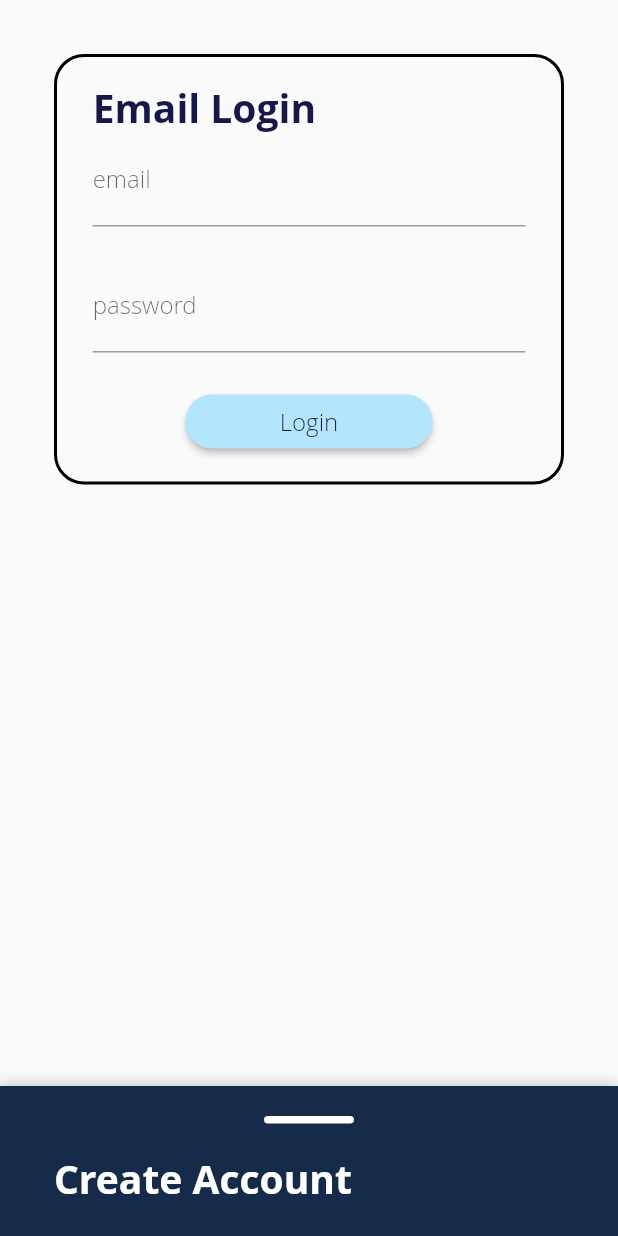
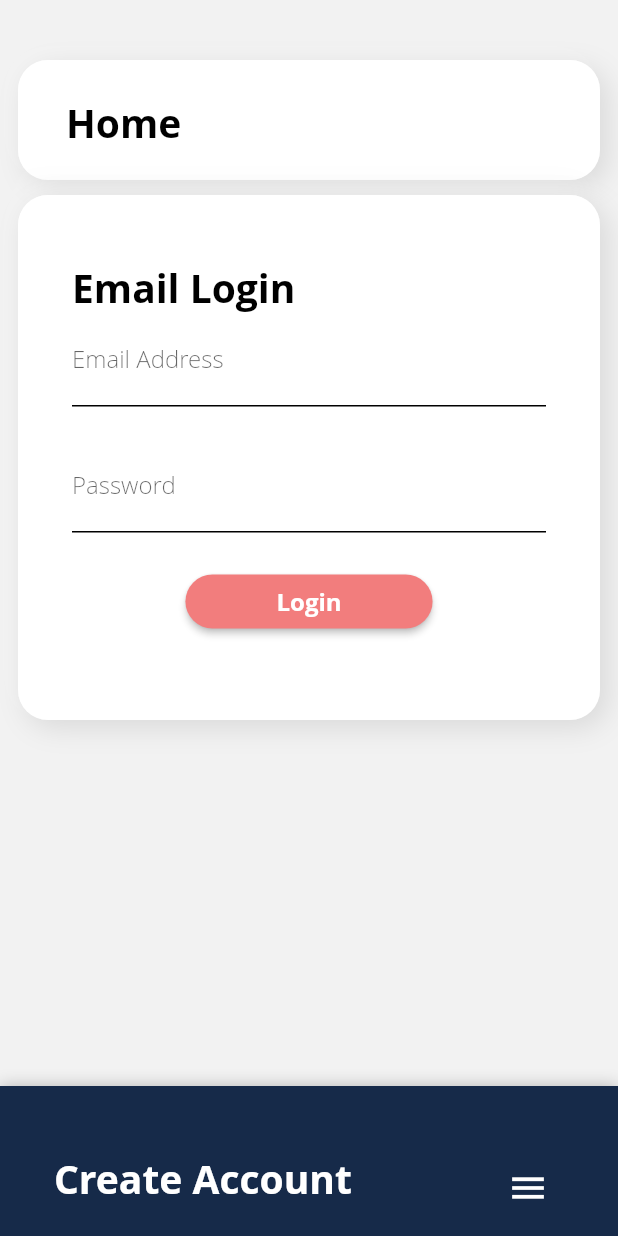
Before and after one commit to gmurr20/dubs_app, a Flutter app: the screen it shows after launch, on a phone screen of 412 x 824 dp. Run offline on Flutter 3.47's test engine with Material 2 defaults, Android fonts, the phone set to English and light mode, and no system bars; drawn by our look-alikes of sliding_up_panel; our stand-ins replace bloc, equatable, firebase_auth, flutter_bloc, flutter_svg; missing offline and left inert: adobe_xd; accounts and stored records are empty; Roboto replaces fonts that are missing (Open Sans).

Commit message:
modified the login page ui

```diff
--- a/lib/DesignSystem/colors.dart
+++ b/lib/DesignSystem/colors.dart
@@ -5,7 +5,7 @@ import 'package:flutter/material.dart';
 /// consists of solid colors, without transparency
 ///
 /// used for main solid colors
-const DarwinPrimaryDark = const Color(0xff161849);
+const DarwinPrimaryDark = const Color(0xff000000);
 const DarwinPrimary = const Color(0xff2026d2);
 const DarwinAccent = const Color(0xff62e1fc);
 const DarwinSecondary = const Color(0xfff34d77);
@@ -20,6 +20,7 @@ const DarwinDangerLight = const Color(0xfffce8e6);
 const DarwinWhite = const Color(0xffffffff);
 const DarwinGray = const Color(0xffc2c7cf);
 const DarwinBlack = const Color(0xff000000);
+const DarwinRed = const Color(0xffF27D7D);
 
 ///
 /// Alpha color system
--- a/lib/screen/login/login_form.dart
+++ b/lib/screen/login/login_form.dart
@@ -7,6 +7,7 @@ import 'package:flutter/cupertino.dart';
 import 'package:flutter/material.dart';
 import 'package:flutter_bloc/flutter_bloc.dart';
 import 'package:dubs_app/DesignSystem/texts.dart';
+import 'package:dubs_app/DesignSystem/colors.dart';
 import 'package:dubs_app/DesignSystem/dimensions.dart';
 
 class LoginForm extends StatefulWidget {
@@ -64,46 +65,51 @@ class _LoginFormState extends State<LoginForm> {
   }
 
   Widget _buildEmailForm(LoginState state) {
-    return Container(
+    return Stack(children: [
+      Container(
         width: _currentWidth(),
-      decoration: BoxDecoration(
-        borderRadius: BorderRadius.circular(20.0),
-        border: Border.all(
-          color: Colors.black,
-          width: 2,
-        ),
-      ),
+        decoration: BoxDecoration(),
         child: Column(
           children: [
             Container(
-            margin: EdgeInsets.only(top: 16),
-            width: _currentWidth() * .7,
+              alignment: Alignment.topLeft,
+              padding: spacer.top.xxs,
+              margin: spacer.left.none,
               child: Text(
                 "Email Login",
-              textAlign: TextAlign.left,
                 style: darkprimaryH1Bold,
               ),
             ),
             Container(
-              width: _currentWidth() * .7,
                 child: TextFormField(
                     style: darkprimaryPRegular,
                     decoration: InputDecoration(
-                    labelText: "email",
+                      labelText: "Email Address",
                       fillColor: Colors.white,
                       helperText: ' ',
                       errorText: _emailError(state),
+                      enabledBorder: UnderlineInputBorder(
+                        borderSide: BorderSide(color: Colors.black),
+                      ),
+                      focusedBorder: UnderlineInputBorder(
+                        borderSide: BorderSide(color: Colors.black),
+                      ),
                     ),
                     controller: _emailController)),
             Container(
-            width: _currentWidth() * 0.7,
               child: TextFormField(
                   style: darkprimaryPRegular,
                   decoration: InputDecoration(
-                  labelText: "password",
+                    labelText: "Password",
                     fillColor: Colors.white,
                     helperText: ' ',
                     errorText: _passwordError(state),
+                    enabledBorder: UnderlineInputBorder(
+                      borderSide: BorderSide(color: Colors.black),
+                    ),
+                    focusedBorder: UnderlineInputBorder(
+                      borderSide: BorderSide(color: Colors.black),
+                    ),
                   ),
                   controller: _passwordController,
                   obscureText: true),
@@ -115,15 +121,17 @@ class _LoginFormState extends State<LoginForm> {
                 shape: RoundedRectangleBorder(
                   borderRadius: BorderRadius.circular(20),
                 ),
-              color: Colors.lightBlue[100],
-              onPressed:
-                  (state is! LoginLoadingState ? _onLoginButtonPressed : null),
-              child: Text('Login', style: darkprimaryPRegular),
+                color: DarwinRed,
+                onPressed: (state is! LoginLoadingState
+                    ? _onLoginButtonPressed
+                    : null),
+                child: Text('Login', style: primaryPBold),
               ),
             ),
           ],
         ),
-    );
+      )
+    ]);
   }
 
   @override
--- a/lib/screen/login/login_page.dart
+++ b/lib/screen/login/login_page.dart
@@ -1,9 +1,11 @@
+import 'package:dubs_app/DesignSystem/texts.dart';
 import 'package:dubs_app/repository/user_repository.dart';
 import 'package:dubs_app/screen/login/login_form.dart';
 import 'package:flutter/material.dart';
 import 'package:flutter/widgets.dart';
 import 'package:sliding_up_panel/sliding_up_panel.dart';
 import 'package:dubs_app/DesignSystem/colors.dart';
+import 'package:dubs_app/DesignSystem/dimensions.dart';
 import 'new_user_form.dart';
 
 // comment to test shit
@@ -23,42 +25,95 @@ class _LoginPageState extends State<LoginPage> {
 
   @override
   Widget build(BuildContext context) {
-    return Scaffold(
+    return Stack(children: [
+      Scaffold(
+        backgroundColor: const Color(0xfff2f2f2),
         body: SlidingUpPanel(
             color: Color(0xFF162A49),
-      // TODO Brian: This broke the sliding feature
-      // backdropEnabled: true,
-      // backdropColor: DarwinWhite,
-      // backdropOpacity: .9,
-      // backdropTapClosesPanel: true,
-      // minHeight: 250,
-      // maxHeight: 250,
+            backdropEnabled: true,
+            backdropColor: DarwinWhite,
+            backdropOpacity: .9,
+            backdropTapClosesPanel: true,
+            minHeight: 100,
+            maxHeight: MediaQuery.of(context).size.height,
             panel: Container(
               child: NewUserForm(userRepository: _userRepository),
             ),
-      body: LoginForm(userRepository: _userRepository),
-      header: Container(
-        margin: EdgeInsets.only(top: 16),
-        width: MediaQuery.of(context).size.width,
-        child: Column(children: [
-          DecoratedBox(
-            decoration: BoxDecoration(),
-            child: Padding(
-              padding: EdgeInsets.all(4.0),
+            body: Stack(
+              children: [
+                Column(
+                  children: [
+                    //Header Modal
+                    Container(
+                      height: 80.0,
+                      margin: EdgeInsets.only(top: 40, left: 12, right: 12),
+                      decoration: BoxDecoration(
+                        borderRadius: BorderRadius.circular(20.0),
+                        color: const Color(0xffffffff),
+                        boxShadow: [
+                          BoxShadow(
+                              color: const Color(0xcbf4f4f4),
+                              offset: Offset(-5, -5),
+                              blurRadius: 15)
+                        ],
+                      ),
                       child: Container(
-                width: 60.0,
-                height: 5.0,
+                        padding:
+                            spacer.left.md + spacer.top.xs + spacer.bottom.xs,
+                        decoration: BoxDecoration(
+                          borderRadius: BorderRadius.circular(20.0),
+                          color: const Color(0xffffffff),
+                          boxShadow: [
+                            BoxShadow(
+                                color: const Color(0x1a000000),
+                                offset: Offset(5, 5),
+                                blurRadius: 15)
+                          ],
+                        ),
                         child: Container(
-                  decoration: BoxDecoration(
-                      color: Colors.white,
-                      shape: BoxShape.rectangle,
-                      borderRadius: BorderRadius.all(Radius.circular(8.0))),
+                          alignment: Alignment.topLeft,
+                          padding: spacer.top.xxs,
+                          margin: spacer.left.none,
+                          child: Text(
+                            "Home",
+                            style: darkprimaryH1Bold,
                           ),
                         ),
                       ),
                     ),
-        ]),
+                    // Modal containing login form
+                    Container(
+                      height: 350.0,
+                      margin: EdgeInsets.only(top: 10, left: 12, right: 12),
+                      decoration: BoxDecoration(
+                        borderRadius: BorderRadius.circular(20.0),
+                        color: const Color(0xffffffff),
+                        boxShadow: [
+                          BoxShadow(
+                              color: const Color(0xcbf4f4f4),
+                              offset: Offset(-5, -5),
+                              blurRadius: 15)
+                        ],
                       ),
-    ));
+                      child: Container(
+                        decoration: BoxDecoration(
+                          borderRadius: BorderRadius.circular(20.0),
+                          color: const Color(0xffffffff),
+                          boxShadow: [
+                            BoxShadow(
+                                color: const Color(0x1a000000),
+                                offset: Offset(5, 5),
+                                blurRadius: 15)
+                          ],
+                        ),
+                        child: LoginForm(userRepository: _userRepository),
+                      ),
+                    ),
+                  ],
+                ),
+              ],
+            )),
+      ),
+    ]);
   }
 }
--- a/lib/screen/login/new_user_form.dart
+++ b/lib/screen/login/new_user_form.dart
@@ -66,7 +66,7 @@ class _NewUserFormState extends State<NewUserForm> {
   }
 
   Widget _buildNewUserForm(NewUserState state) {
-    return Column(children: [
+    return Stack(children: [
       Container(
         alignment: Alignment.topLeft,
         padding: spacer.top.xxs,
@@ -78,6 +78,14 @@ class _NewUserFormState extends State<NewUserForm> {
         ),
       ),
       Container(
+        alignment: Alignment.topRight,
+        padding: spacer.top.xxs,
+        margin: spacer.right.none,
+        child: MenuButton(),
+      ),
+      Column(children: [
+        Container(
+            padding: spacer.top.md,
             margin: EdgeInsets.only(top: 25),
             child: TextFormField(
                 style: TextStyle(
@@ -149,6 +157,7 @@ class _NewUserFormState extends State<NewUserForm> {
                   (state is! LoadingState ? _onCreateUserButtonPressed : null),
               child: Text('Sign up', style: TextStyle(color: Colors.black)),
             )),
+      ])
     ]);
   }
 
@@ -207,3 +216,18 @@ class _NewUserFormState extends State<NewUserForm> {
     });
   }
 }
+
+class MenuButton extends StatelessWidget {
+  @override
+  Widget build(BuildContext context) {
+    return Positioned(
+      child: IconButton(
+        padding: spacer.top.none,
+        icon: Icon(Icons.menu),
+        color: Colors.white,
+        iconSize: 28,
+        onPressed: () {/* Need to enter code here to open panel fully */},
+      ),
+    );
+  }
+}
```
Lines whose indentation alone changed are shown as unchanged.
